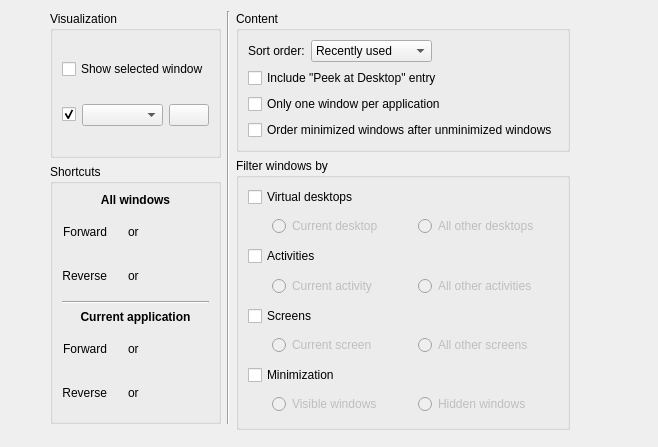
This is src/kcms/tabbox/main.ui in KDE/kwin as Qt 5 draws it before an edit. The edited form follows.
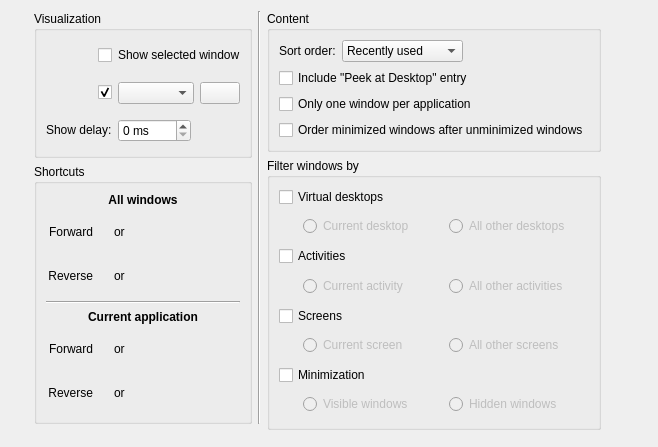
This is the edited form. Icons and pictures are not drawn. Custom widgets are drawn as their Qt base class.

Commit message:
kcms/tabbox: Add GUI option to configure DelayTime
Currently, the DelayTime option (delay the appearance of the
Task Switcher) can't be changed on the System Settings UI.
This commit adds the option to the task switcher KCM, allowing
users to configure the delay without using the terminal.

The edit to the form file:
```diff
--- a/src/kcms/tabbox/main.ui
+++ b/src/kcms/tabbox/main.ui
@@ -618,6 +618,39 @@
         <bool>true</bool>
        </property>
        <layout class="QGridLayout" name="gridLayout_3">
+        <item row="0" column="0" alignment="Qt::AlignRight|Qt::AlignVCenter">
+         <widget class="QCheckBox" name="kcfg_HighlightWindows">
+          <property name="toolTip">
+           <string>The currently selected window will be highlighted by fading out all other windows. This option requires desktop effects to be active.</string>
+          </property>
+          <property name="text">
+           <string/>
+          </property>
+         </widget>
+        </item>
+        <item row="0" column="1" alignment="Qt::AlignLeft|Qt::AlignVCenter">
+         <widget class="QLabel" name="label_HighlightWindows">
+          <property name="text">
+           <string>Show selected window</string>
+          </property>
+          <property name="buddy">
+           <cstring>kcfg_HighlightWindows</cstring>
+          </property>
+         </widget>
+        </item>
+        <item row="1" column="0" alignment="Qt::AlignRight|Qt::AlignVCenter">
+         <widget class="QCheckBox" name="kcfg_ShowTabBox">
+          <property name="toolTip">
+           <string>Enable the window list effect</string>
+          </property>
+          <property name="text">
+           <string/>
+          </property>
+          <property name="checked">
+           <bool>true</bool>
+          </property>
+         </widget>
+        </item>
         <item row="1" column="1">
          <widget class="QWidget" name="widget_6" native="true">
           <layout class="QHBoxLayout" name="horizontalLayout">
@@ -662,23 +695,44 @@
           </layout>
          </widget>
         </item>
-        <item row="1" column="0">
-         <widget class="QCheckBox" name="kcfg_ShowTabBox">
+        <item row="2" column="0" alignment="Qt::AlignRight|Qt::AlignVCenter">
+         <widget class="QLabel" name="label_DelayTime">
+          <property name="whatsThis">
+           <string>The time in milliseconds to wait before showing the task switcher.</string>
+          </property>
           <property name="text">
-           <string/>
+           <string>Show delay:</string>
           </property>
-          <property name="checked">
-           <bool>true</bool>
+          <property name="buddy">
+           <cstring>kcfg_DelayTime</cstring>
           </property>
          </widget>
         </item>
-        <item row="0" column="0" colspan="2">
-         <widget class="QCheckBox" name="kcfg_HighlightWindows">
+        <item row="2" column="1" alignment="Qt::AlignLeft|Qt::AlignVCenter">
+         <widget class="QSpinBox" name="kcfg_DelayTime">
+          <property name="sizePolicy">
+           <sizepolicy hsizetype="Fixed" vsizetype="Fixed">
+            <horstretch>0</horstretch>
+            <verstretch>0</verstretch>
+           </sizepolicy>
+          </property>
+          <property name="suffix">
+           <string> ms</string>
+          </property>
+          <property name="minimum">
+           <number>0</number>
+          </property>
+          <property name="maximum">
+           <number>5000</number>
+          </property>
+          <property name="singleStep">
+           <number>50</number>
+          </property>
+          <property name="value">
+           <number>0</number>
+          </property>
           <property name="toolTip">
-           <string>The currently selected window will be highlighted by fading out all other windows. This option requires desktop effects to be active.</string>
-          </property>
-          <property name="text">
-           <string>Show selected window</string>
+           <string>Delay before the window list appears</string>
           </property>
          </widget>
         </item>
```
The commit also changes 1 other file.
